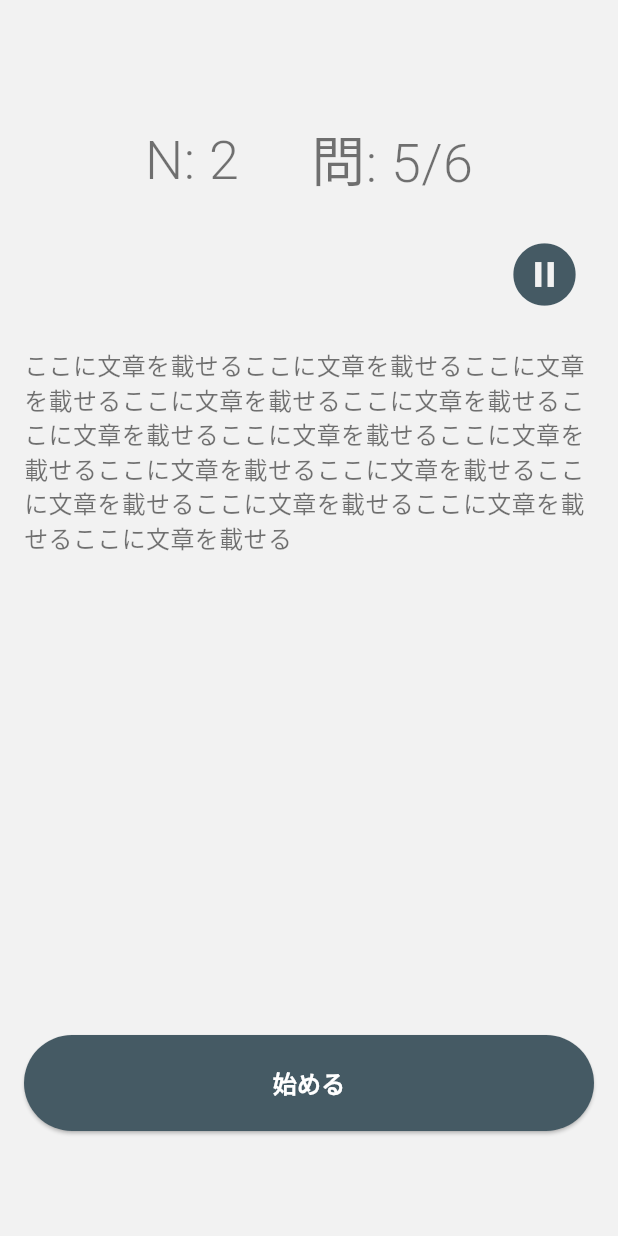
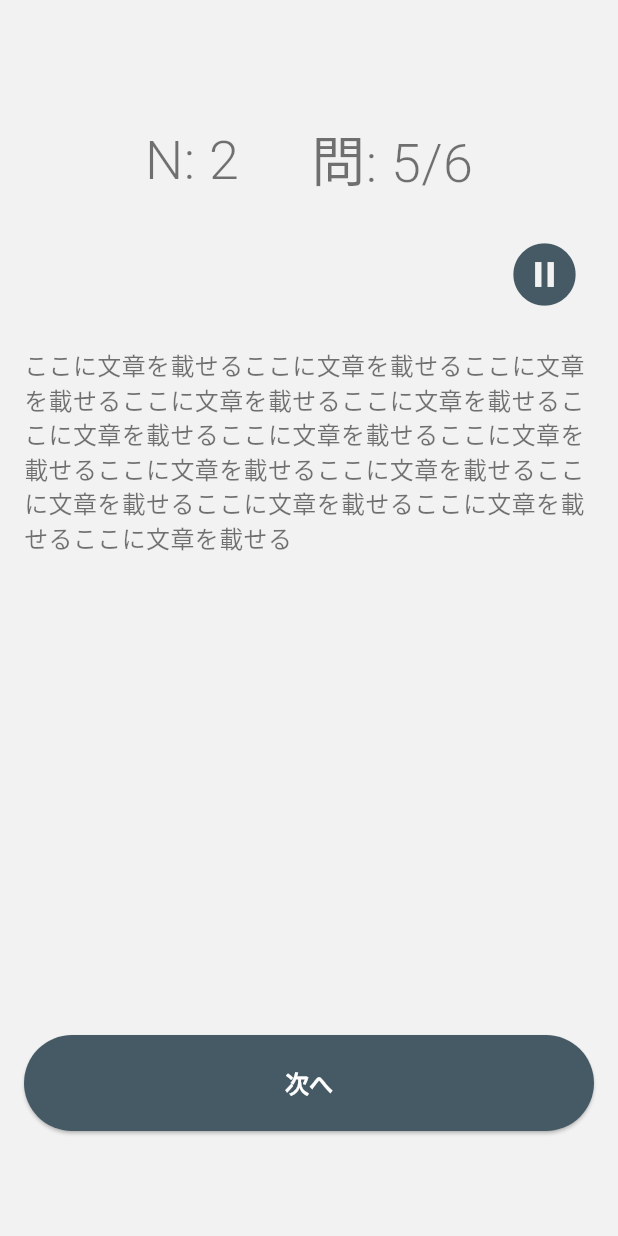
Before and after one commit to natsuki120/working_reading, a Flutter app: the TrainingPage screen opened directly, on a phone screen of 412 x 824 dp. Run offline on Flutter 3.47's test engine with Material 2 defaults, Android fonts, the light colour scheme and no system bars; our stand-ins replace freezed_annotation.

Commit message:
update: textプロパティの適用を忘れてたので修正

```diff
--- a/lib/component/primary_color_button.dart
+++ b/lib/component/primary_color_button.dart
@@ -28,7 +28,7 @@ class PrimaryColorButton extends StatelessWidget {
         ),
         onPressed: onPressed,
         child: Text(
-          '始める',
+          text,
           style: bodyBold(whitePrimary),
         ),
       ),
```
